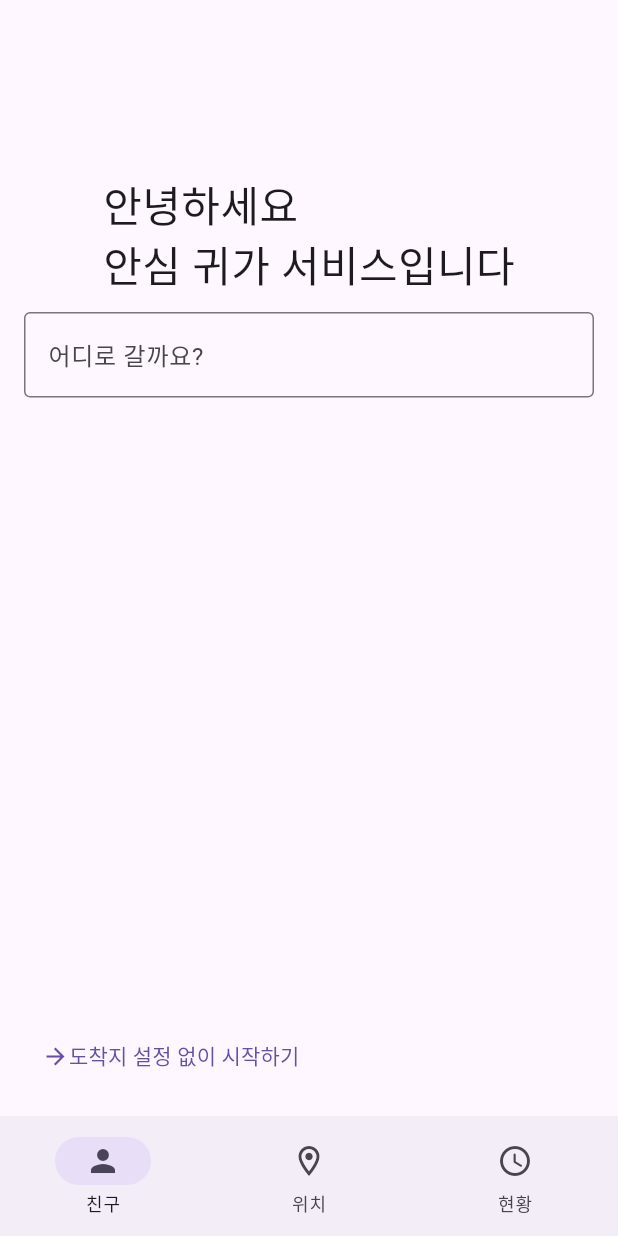
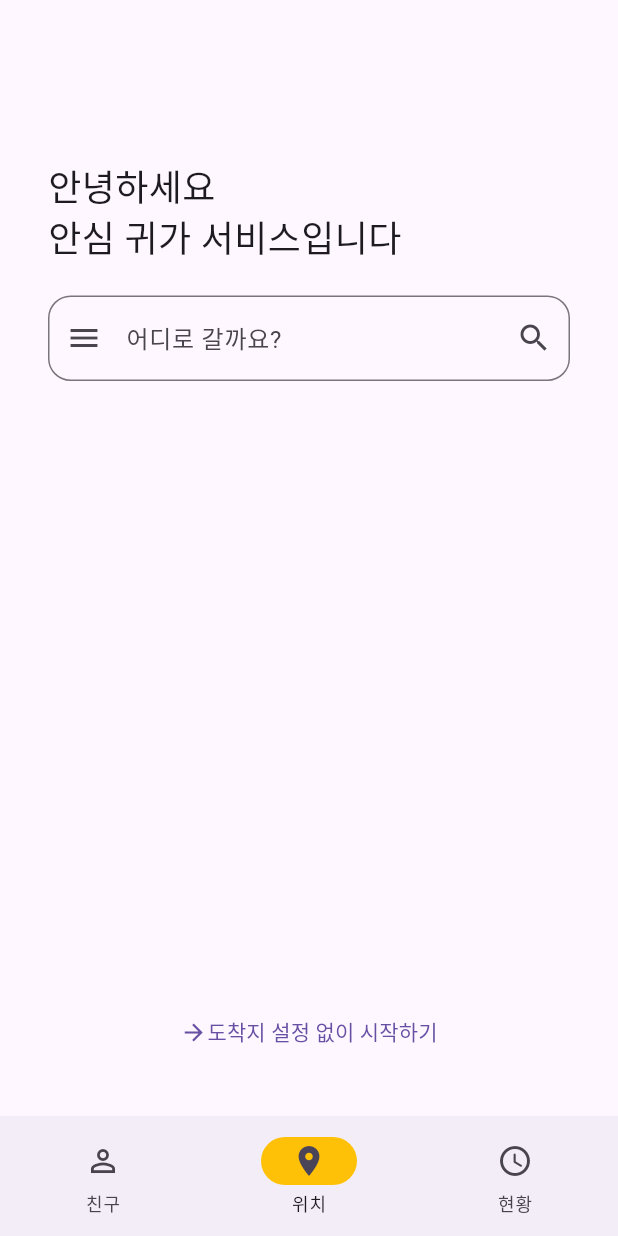
Before and after one commit to Ulim567/2024_MAD_Project, a Flutter app: the Home screen opened directly, on a phone screen of 412 x 824 dp. Run offline on Flutter 3.47's test engine with Material 3 defaults, Android fonts, the phone set to English and light mode, and no system bars; our stand-ins replace cloud_firestore, firebase_auth, firebase_core, geolocator, google_maps_flutter, google_sign_in; accounts and stored records are empty.

Commit message:
make appbar and connect pages, not animation yet

```diff
--- a/moblie_app_project/lib/home.dart
+++ b/moblie_app_project/lib/home.dart
@@ -22,6 +22,8 @@ class _HomeState extends State<Home> {
                 currentPageIndex = index;
               });
             },
+            indicatorColor: Colors.amber,
+            selectedIndex: currentPageIndex,
             destinations: const <Widget>[
               NavigationDestination(
                   icon: Icon(Icons.person_outline),
@@ -55,33 +57,41 @@ class _HomePageState extends State<HomePage> {
   @override
   Widget build(BuildContext context) {
     return Padding(
-      padding: const EdgeInsets.all(16),
+      padding: const EdgeInsets.all(32),
       child: Column(
+        crossAxisAlignment: CrossAxisAlignment.start,
         children: [
           const SizedBox(
-            height: 100,
+            height: 75,
           ),
           const Text(
             "안녕하세요\n안심 귀가 서비스입니다",
-            style: TextStyle(fontSize: 28),
+            style: TextStyle(fontSize: 24),
           ),
           const SizedBox(
-            height: 10,
+            height: 20,
           ),
           const TextField(
             decoration: InputDecoration(
-              border: OutlineInputBorder(),
+              prefixIcon: Icon(Icons.menu),
+              suffixIcon: Icon(Icons.search),
+              border: OutlineInputBorder(
+                  borderRadius: BorderRadius.all(Radius.circular(15))),
               hintText: '어디로 갈까요?',
             ),
           ),
           Expanded(child: Container()),
-          TextButton(
-              onPressed: () {
-                print("도착지 설정 없이");
-              },
-              child: const Row(
-                children: [Icon(Icons.arrow_forward), Text("도착지 설정 없이 시작하기")],
-              ))
+          Align(
+            alignment: Alignment.bottomCenter,
+            child: TextButton(
+                onPressed: () {
+                  print("도착지 설정 없이");
+                },
+                child: const Row(
+                  mainAxisSize: MainAxisSize.min,
+                  children: [Icon(Icons.arrow_forward), Text("도착지 설정 없이 시작하기")],
+                )),
+          )
         ],
       ),
     );
```
